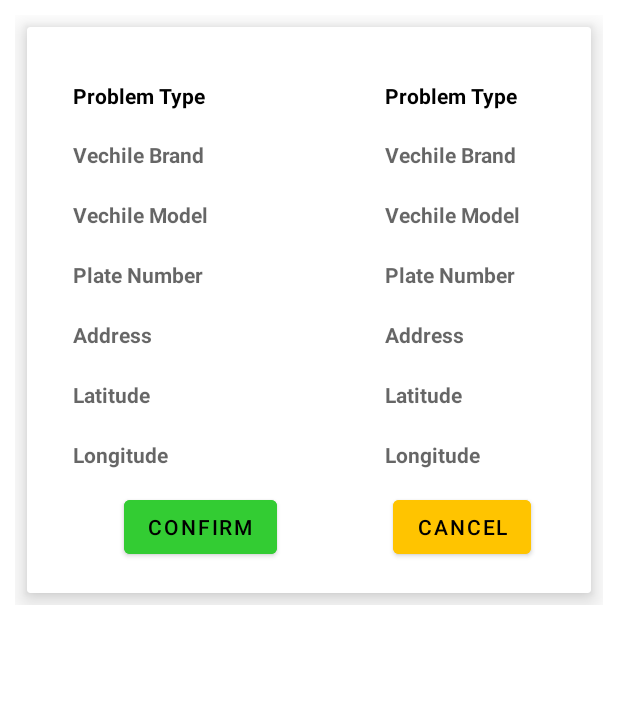
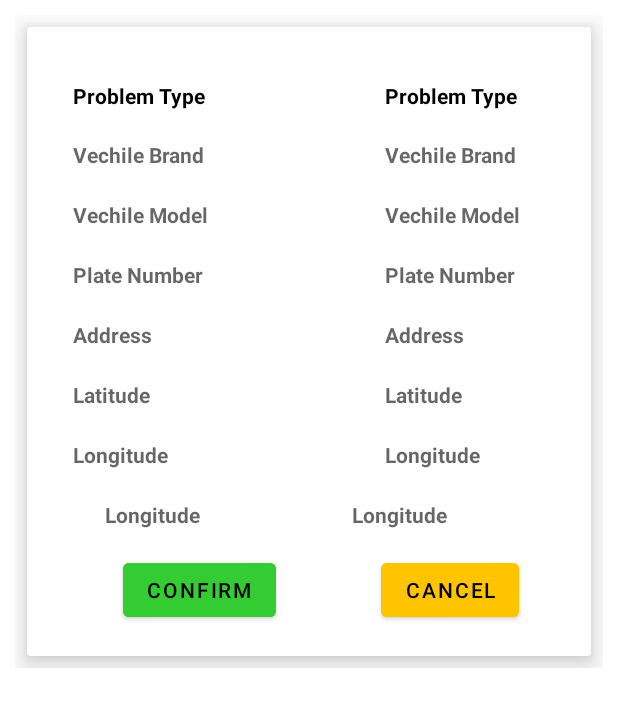
Before and after one commit to Team-Phantoms/SawariSewa-Frontend, an Android app: the layout view_request_layout.xml on its own in the app's theme, with its tools: preview values and no code run, on a phone screen of 412 x 824 dp. Shown: the top 707 px of the screen. Run offline under Robolectric (Android 15) with nearby library versions, the phone set to English and light mode, and no system bars; Roboto replaces fonts that are not available here.

Commit message:
Changes on view req activity

```diff
--- a/app/build.gradle
+++ b/app/build.gradle
@@ -65,6 +65,7 @@ dependencies {
     implementation 'com.google.android.gms:play-services-maps:17.0.0'
     implementation 'androidx.legacy:legacy-support-v4:1.0.0'
     implementation 'com.google.firebase:firebase-database-ktx:20.0.1'
+    implementation 'com.google.firebase:firebase-messaging-ktx:22.0.0'
     testImplementation 'junit:junit:4.+'
     androidTestImplementation 'androidx.test.ext:junit:1.1.2'
     androidTestImplementation 'androidx.test.espresso:espresso-core:3.3.0'
--- a/app/src/main/java/com/example/sawariapatkalinsewa/Customerui/AddRequestActivity.kt
+++ b/app/src/main/java/com/example/sawariapatkalinsewa/Customerui/AddRequestActivity.kt
@@ -208,7 +208,7 @@ class AddRequestActivity : AppCompatActivity(),View.OnClickListener {
             // for ActivityCompat#requestPermissions for more details.
             return
         }
-        fusedLocationProviderClient!!.requestLocationUpdates(
+        fusedLocationProviderClient.requestLocationUpdates(
             locationRequest, locationCallback, Looper.myLooper()
         )
     }
@@ -282,8 +282,8 @@ class AddRequestActivity : AppCompatActivity(),View.OnClickListener {
     }
 
     private fun getCityName(lat: Double, long: Double): String {
-        var cityName:String = ""
-        var countryName = ""
+        var cityName: String
+        var countryName: String
         var geoCoder = Geocoder(this, Locale.getDefault())
         val addresses: List<Address> = geoCoder.getFromLocation(lat, long, 1)
 
--- /dev/null
+++ b/app/src/main/java/com/example/sawariapatkalinsewa/channel/NotificationData.kt
@@ -0,0 +1,6 @@
+package com.example.sawariapatkalinsewa.channel
+
+data class NotificationData(
+    val title: String,
+    val message: String
+)
--- /dev/null
+++ b/app/src/main/java/com/example/sawariapatkalinsewa/channel/PushNotification.kt
@@ -0,0 +1,6 @@
+package com.example.sawariapatkalinsewa.channel
+
+data class PushNotification(
+    val data: NotificationData,
+    val to: String
+)
--- a/app/src/main/res/layout/view_request_layout.xml
+++ b/app/src/main/res/layout/view_request_layout.xml
@@ -228,19 +228,50 @@
                 app:layout_constraintStart_toEndOf="@+id/tvlocationlat2"
                 app:layout_constraintTop_toBottomOf="@+id/tvLat" />
 
+            <TextView
+                android:id="@+id/tvmechname"
+                android:layout_width="120dp"
+                android:layout_height="24dp"
+                android:layout_alignParentBottom="true"
+                android:layout_marginStart="32dp"
+                android:layout_marginTop="16dp"
+                android:layout_marginEnd="44dp"
+                android:hint="Longitude"
+                android:textColor="#000"
+                android:textStyle="bold"
+                app:layout_constraintEnd_toStartOf="@+id/tvLong"
+                app:layout_constraintHorizontal_bias="0.0"
+                app:layout_constraintStart_toStartOf="parent"
+                app:layout_constraintTop_toBottomOf="@+id/tvlocationlat2" />
+
+            <TextView
+                android:id="@+id/tvmechphone"
+                android:layout_width="120dp"
+                android:layout_height="24dp"
+                android:layout_alignParentBottom="true"
+                android:layout_marginStart="44dp"
+                android:layout_marginTop="16dp"
+                android:layout_marginEnd="19dp"
+                android:hint="Longitude"
+                android:textColor="#000"
+                android:textStyle="bold"
+                app:layout_constraintEnd_toEndOf="parent"
+                app:layout_constraintStart_toEndOf="@+id/tvmechname"
+                app:layout_constraintTop_toBottomOf="@+id/tvLong" />
 
             <Button
                 android:id="@+id/ivdelete"
                 android:layout_width="wrap_content"
-                android:layout_height="0dp"
+                android:layout_height="wrap_content"
                 android:layout_marginStart="44dp"
-                android:layout_marginTop="10dp"
+                android:layout_marginTop="52dp"
                 android:layout_marginEnd="77dp"
                 android:layout_weight="1"
                 android:backgroundTint="#33cc33"
                 android:text="Confirm"
                 android:textColor="#000"
                 app:layout_constraintEnd_toStartOf="@+id/btnupdatemap"
+                app:layout_constraintHorizontal_bias="0.0"
                 app:layout_constraintStart_toStartOf="parent"
                 app:layout_constraintTop_toBottomOf="@+id/tvlocationlat2" />
 
@@ -248,8 +279,8 @@
                 android:id="@+id/btnupdatemap"
                 android:layout_width="wrap_content"
                 android:layout_height="0dp"
-                android:layout_marginTop="10dp"
-                android:layout_marginRight="20dp"
+                android:layout_marginTop="52dp"
+                android:layout_marginEnd="28dp"
                 android:layout_weight="1"
                 android:backgroundTint="@color/gradient"
                 android:text="Cancel"
@@ -258,8 +289,6 @@
                 app:layout_constraintTop_toBottomOf="@+id/tvLong" />
 
 
-
-
         </androidx.constraintlayout.widget.ConstraintLayout>
 
 
--- a/build.gradle
+++ b/build.gradle
@@ -6,9 +6,9 @@ buildscript {
         jcenter()
     }
     dependencies {
-        classpath 'com.android.tools.build:gradle:4.1.2'
+        classpath 'com.android.tools.build:gradle:4.1.3'
         classpath "org.jetbrains.kotlin:kotlin-gradle-plugin:$kotlin_version"
-        classpath 'com.google.gms:google-services:4.3.8'
+        classpath 'com.google.gms:google-services:4.3.10'
 
         // NOTE: Do not place your application dependencies here; they belong
         // in the individual module build.gradle files
@@ -20,7 +20,6 @@ allprojects {
         google()
         jcenter()
         def githubProperties = new Properties()
-        githubProperties.load(new FileInputStream(rootProject.file("github.properties")))
         repositories {
             maven {
                 name = "GitHubPackages"
```
Also changed, not shown: app/src/main/java/com/example/sawariapatkalinsewa/Mechanicui/MechDashboardActivity.kt (+48 -6 lines), app/src/main/java/com/example/sawariapatkalinsewa/Mechanicui/ViewRequestActivity.kt (+5 -2 lines), app/src/main/java/com/example/sawariapatkalinsewa/adapter/ViewRequestAdapter.kt (+9 -1 lines), app/src/main/java/com/example/sawariapatkalinsewa/channel/Constants.kt (added, +10 -0 lines), app/src/main/java/com/example/sawariapatkalinsewa/channel/FirebaseService.kt (added, +60 -0 lines), app/src/main/java/com/example/sawariapatkalinsewa/channel/NotificationAPI.kt (added, +18 -0 lines), app/src/main/java/com/example/sawariapatkalinsewa/channel/RetrofitInstance.kt (added, +21 -0 lines), app/src/main/res/drawable/ic_android_black_24dp.xml (added, +9 -0 lines), 2 other files.
